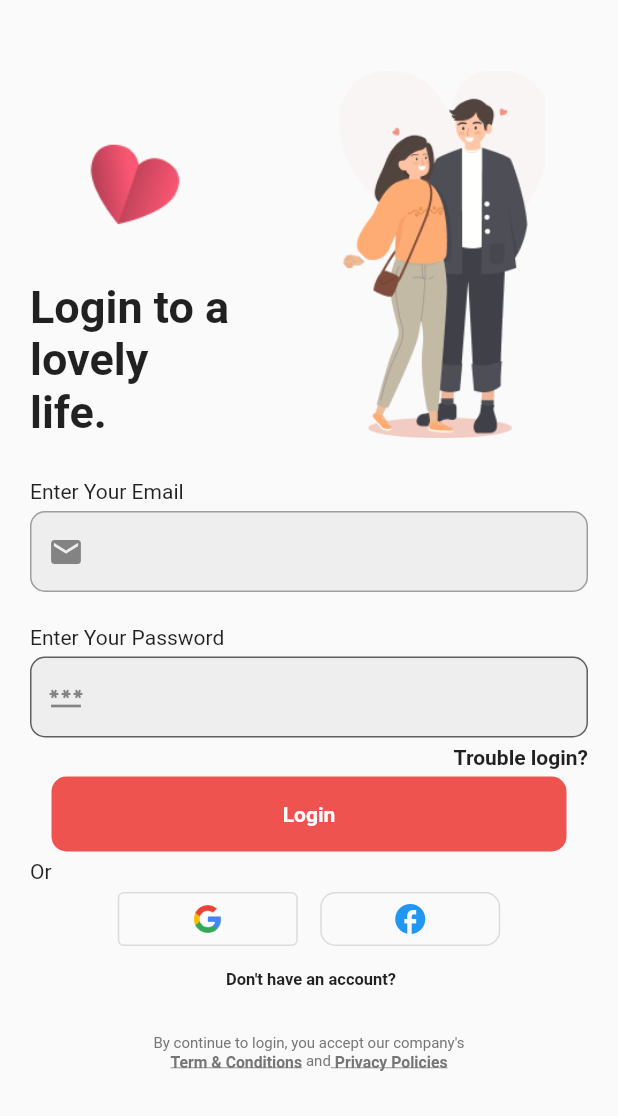
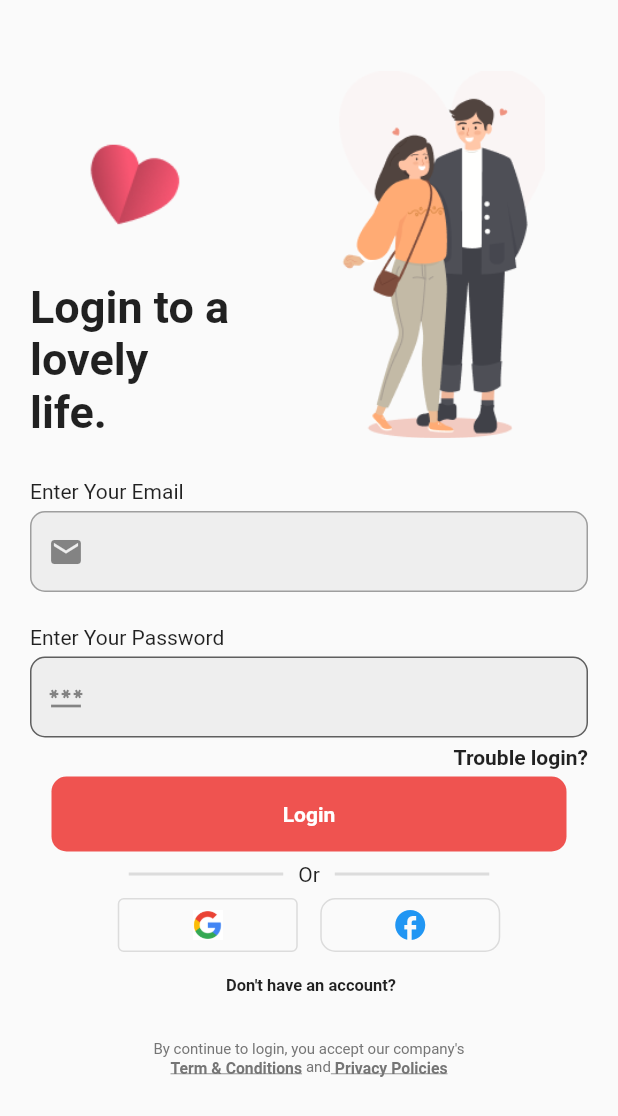
Before and after one commit to nadeeshapathiraja/final_assignment_01, a Flutter app: the LogInScreen screen opened directly, on a phone screen of 412 x 824 dp. Shown: the top 1116 px of the screen. Run offline on Flutter 3.47's test engine with Material 2 defaults, Android fonts, the phone set to English and light mode, and no system bars; our stand-ins replace email_validator.

Commit message:
add final login ui

```diff
--- a/lib/login_screen.dart
+++ b/lib/login_screen.dart
@@ -174,32 +174,9 @@ class _LogInScreenState extends State<LogInScreen> {
                 ],
               ),
               SizedBox(height: 5),
-              Row(
-                crossAxisAlignment: CrossAxisAlignment.center,
-                children: [
-                  Column(
-                    children: [
-                      Divider(
-                        color: Colors.teal.shade100,
-                        thickness: 1.0,
-                      ),
-                    ],
-                  ),
-                  Column(
-                    children: [
-                      Text("Or"),
-                    ],
-                  ),
-                  Column(
-                    children: [
-                      Divider(
-                        color: Colors.teal.shade100,
-                        thickness: 1.0,
-                      ),
-                    ],
-                  ),
-                ],
-              ),
+
+              //--------Or------------
+              OrWidget(screenSize: screenSize),
 
               //Facebook and google login attach
               SocialLogin(),
@@ -229,6 +206,55 @@ class _LogInScreenState extends State<LogInScreen> {
           ),
         ),
       ),
+    );
+  }
+}
+
+class OrWidget extends StatelessWidget {
+  const OrWidget({
+    Key? key,
+    required this.screenSize,
+  }) : super(key: key);
+
+  final Size screenSize;
+
+  @override
+  Widget build(BuildContext context) {
+    return Row(
+      mainAxisAlignment: MainAxisAlignment.center,
+      children: [
+        Column(
+          children: [
+            Container(
+              width: screenSize.width / 4,
+              child: Divider(
+                height: 20,
+                thickness: 2,
+              ),
+            ),
+          ],
+        ),
+        SizedBox(
+          width: 10,
+        ),
+        Text(
+          "Or",
+        ),
+        SizedBox(
+          width: 10,
+        ),
+        Column(
+          children: [
+            Container(
+              width: screenSize.width / 4,
+              child: Divider(
+                height: 20,
+                thickness: 2,
+              ),
+            ),
+          ],
+        ),
+      ],
     );
   }
 }
```
